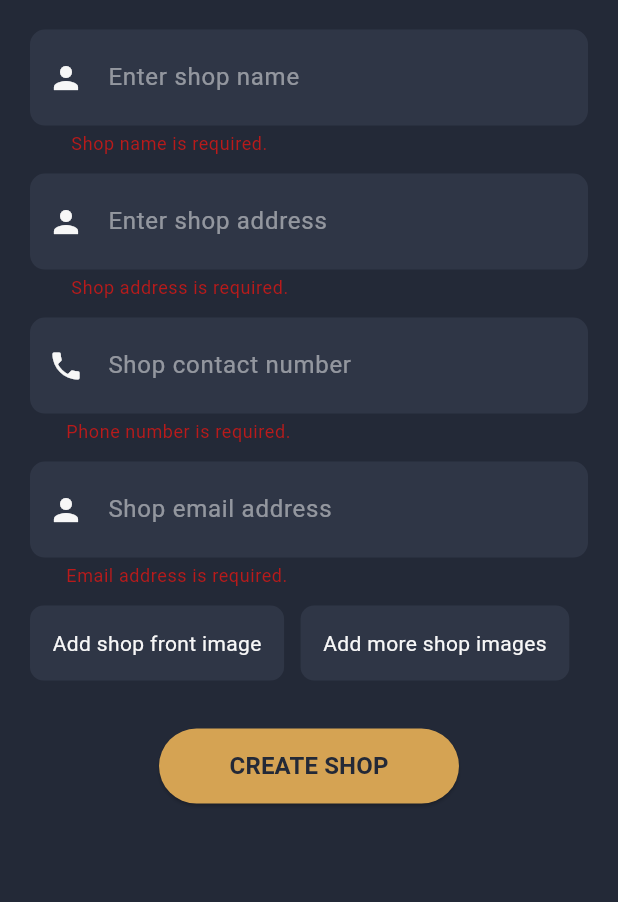
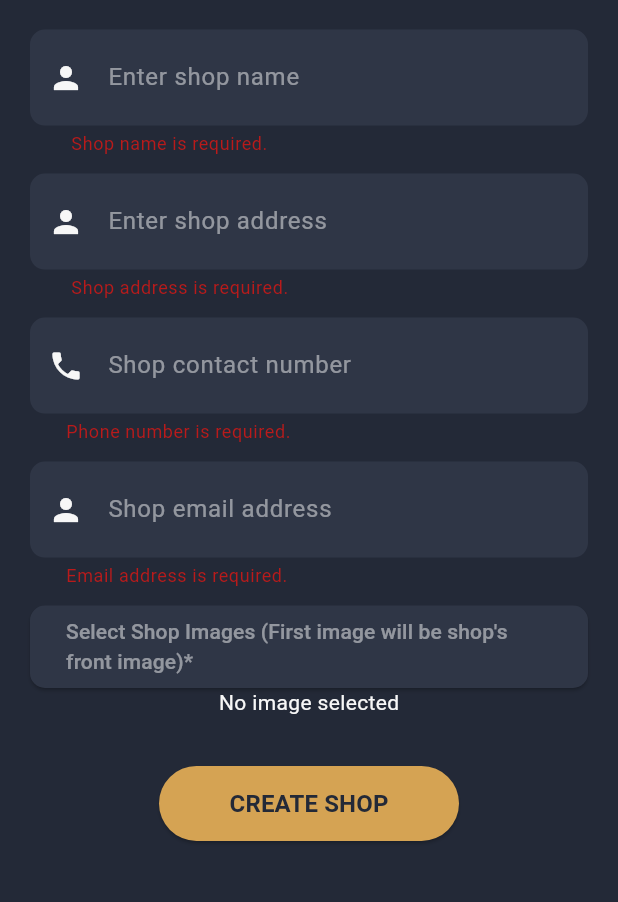
Before and after one commit to mahdi-islam-pranto/barber_shop, a Flutter app: the AddShopForm screen opened directly, after a tap on "CREATE SHOP", on a phone screen of 412 x 824 dp, the part 321-1223 px from its top. Run offline on Flutter 3.47's test engine with Material 3 defaults, Android fonts, the phone set to English and light mode, and no system bars; our stand-ins replace cloud_firestore, contained_tab_bar_view, firebase_auth, firebase_core, google_sign_in, image_picker and 2 more; missing offline and left inert: animated_snack_bar, simple_fontellico_progress_dialog; accounts and stored records are empty.

Commit message:
shop add form for barber added

```diff
--- a/lib/BarberScreens/addShopForm.dart
+++ b/lib/BarberScreens/addShopForm.dart
@@ -1,4 +1,8 @@
+import 'dart:io';
+
+import 'package:animated_snack_bar/animated_snack_bar.dart';
 import 'package:barber_shop/resources/colors.dart';
+import 'package:flutter/foundation.dart';
 import 'package:flutter/material.dart';
 import 'package:image_picker/image_picker.dart';
 
@@ -35,9 +39,33 @@ class _AddShopFormState extends State<AddShopForm> {
 
   bool _isLoading = false;
 
-  // image picker
-  final ImagePicker _picker = ImagePicker();
-  XFile? _image;
+  List<File> selectedImages = []; // List of selected image
+  final picker = ImagePicker(); // Instance of Image picker
+
+  Future getImages() async {
+    final pickedFile = await picker.pickMultiImage(
+        imageQuality: 100, // To set quality of images
+        maxHeight: 1000, // To set maxheight of images that you want in your app
+        maxWidth: 1000); // To set maxheight of images that you want in your app
+    List<XFile> xfilePick = pickedFile;
+
+    // if atleast 1 images is selected it will add
+    // all images in selectedImages
+    // variable so that we can easily show them in UI
+    if (xfilePick.isNotEmpty) {
+      for (var i = 0; i < xfilePick.length; i++) {
+        selectedImages.add(File(xfilePick[i].path));
+      }
+      setState(
+        () {},
+      );
+    } else {
+      // If no image is selected it will show a
+      // snackbar saying nothing is selected
+      ScaffoldMessenger.of(context)
+          .showSnackBar(const SnackBar(content: Text('Nothing is selected')));
+    }
+  }
 
   @override
   Widget build(BuildContext context) {
@@ -212,47 +240,49 @@ class _AddShopFormState extends State<AddShopForm> {
 
                         // add shop front image
 
-                        Row(children: [
-                          Container(
-                            decoration: ShapeDecoration(
-                              shape: RoundedRectangleBorder(
-                                  borderRadius: BorderRadius.circular(9)),
-                              color: const Color(0xff2F3646),
+                        SizedBox(
+                          height: MediaQuery.of(context).size.height / 15,
+                          width: MediaQuery.of(context).size.width,
+                          child: ElevatedButton(
+                            style: ButtonStyle(
+                              backgroundColor:
+                                  MaterialStateProperty.all<Color>(boxColor),
+                              alignment: Alignment.centerLeft,
+                              shape: MaterialStateProperty.all<
+                                      RoundedRectangleBorder>(
+                                  RoundedRectangleBorder(
+                                borderRadius: BorderRadius.circular(10.0),
+                              )),
                             ),
-                            child: Column(
-                              children: [
-                                Padding(
-                                  padding: const EdgeInsets.all(15.0),
-                                  child: Text(
-                                    "Add shop front image",
-                                    style: TextStyle(color: textColor),
+                            // TO change button color
+                            child: Text(
+                                "Select Shop Images (First image will be shop's front image)*",
+                                style: TextStyle(
+                                    color: textColor.withOpacity(0.5))),
+                            onPressed: () {
+                              getImages();
+                            },
+                          ),
+                        ),
+
+                        // show selected images
+
+                        selectedImages.isNotEmpty
+                            ? Container(
+                                height: 100,
+                                child: ListView.builder(
+                                  scrollDirection: Axis.horizontal,
+                                  itemCount: selectedImages.length,
+                                  itemBuilder: (context, index) => Padding(
+                                    padding: const EdgeInsets.all(8.0),
+                                    child: Image.file(
+                                      selectedImages[index],
+                                      height: 100,
+                                    ),
                                   ),
                                 ),
-                              ],
-                            ),
-                          ),
-                          SizedBox(
-                            width: 11,
-                          ),
-                          Container(
-                            decoration: ShapeDecoration(
-                              shape: RoundedRectangleBorder(
-                                  borderRadius: BorderRadius.circular(9)),
-                              color: const Color(0xff2F3646),
-                            ),
-                            child: Column(
-                              children: [
-                                Padding(
-                                  padding: const EdgeInsets.all(15.0),
-                                  child: Text(
-                                    "Add more shop images",
-                                    style: TextStyle(color: textColor),
-                                  ),
-                                ),
-                              ],
-                            ),
-                          ),
-                        ]),
+                              )
+                            : const Text('No image selected'),
 
                         const SizedBox(
                           height: 12,
@@ -291,6 +321,17 @@ class _AddShopFormState extends State<AddShopForm> {
                                     });
                                     // sign up user with email and password
                                   }
+                                  // if no image is selected it will show a
+                                  // snackbar saying nothing is selected
+                                  if (selectedImages.isEmpty) {
+                                    AnimatedSnackBar.material(
+                                      'Please select at least one image for your shop',
+                                      type: AnimatedSnackBarType.error,
+                                      duration: const Duration(seconds: 3),
+                                      mobileSnackBarPosition:
+                                          MobileSnackBarPosition.top,
+                                    ).show(context);
+                                  }
                                 },
                                 child: _isLoading
                                     ? CircularProgressIndicator(
```
Also changed, not shown: 1 other file.
